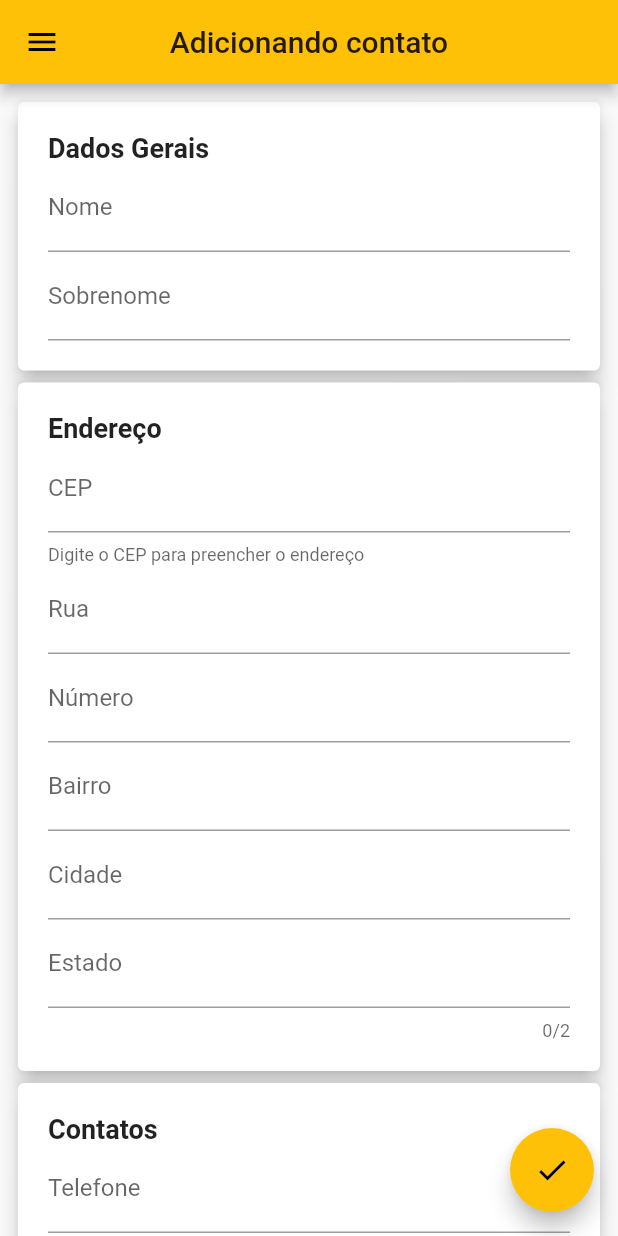
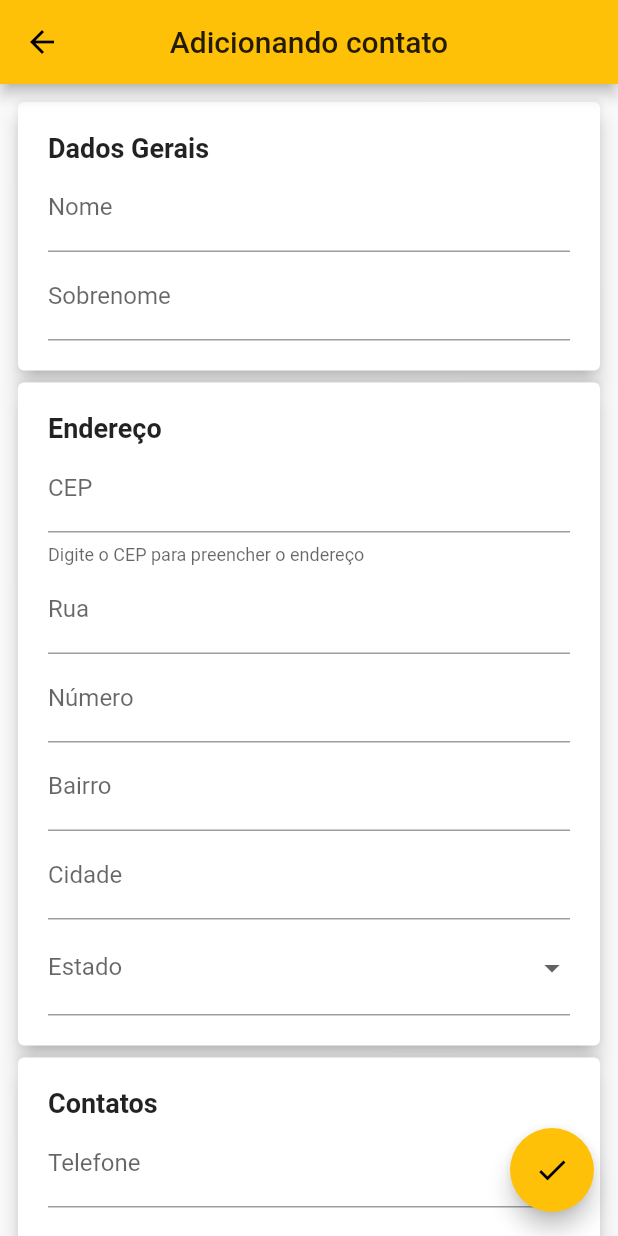
Before and after one commit to jonathastassi/my_contacts_app, a Flutter app: the ContactFormPage screen opened by its route, on a phone screen of 412 x 824 dp. Run offline on Flutter 3.47's test engine with Material 2 defaults, Android fonts, the phone set to English and light mode, and no system bars; our stand-ins replace dio, flutter_mobx, flutter_modular, mask_text_input_formatter, mobx, moor; generated files the repository leaves out were written again.

Commit message:
Removendo o drawer da tela de form e adicionando dropdown de estados

```diff
--- a/lib/app/modules/contacts/pages/contact_form/contact_form_page.dart
+++ b/lib/app/modules/contacts/pages/contact_form/contact_form_page.dart
@@ -2,10 +2,9 @@ import 'package:flutter/material.dart';
 import 'package:flutter/services.dart';
 import 'package:flutter_mobx/flutter_mobx.dart';
 import 'package:flutter_modular/flutter_modular.dart';
-import 'package:mask_text_input_formatter/mask_text_input_formatter.dart';
 import 'package:my_contacts_app/app/modules/contacts/contacts_controller.dart';
 import 'package:my_contacts_app/app/shared/components/card_component.dart';
-import 'package:my_contacts_app/app/shared/layout/drawer_menu.dart';
+import 'package:my_contacts_app/app/shared/utils/phone_mask_formatter.dart';
 import 'package:my_contacts_app/app/shared/utils/utils.dart';
 
 class ContactFormPage extends StatefulWidget {
@@ -34,7 +33,6 @@ class _ContactFormPageState
         title: Text(widget.title),
         centerTitle: true,
       ),
-      drawer: DrawerMenu(),
       body: SingleChildScrollView(
         child: Padding(
           padding: const EdgeInsets.all(8.0),
@@ -129,13 +127,46 @@ class _ContactFormPageState
                       }),
                       Observer(builder: (_) {
                         _controllerState.text = controller.contact.state ?? "";
-                        return TextFormField(
-                          textInputAction: TextInputAction.next,
-                          controller: _controllerState,
-                          maxLength: 2,
+
+                        return DropdownButtonFormField(
+                          decoration: InputDecoration(labelText: "Estado"),
+                          items: <String>[
+                            '',
+                            'AC',
+                            'AL',
+                            'AM',
+                            'AP',
+                            'BA',
+                            'CE',
+                            'DF',
+                            'ES',
+                            'GO',
+                            'MA',
+                            'MG',
+                            'MS',
+                            'MT',
+                            'PA',
+                            'PB',
+                            'PE',
+                            'PI',
+                            'PR',
+                            'RJ',
+                            'RN',
+                            'RO',
+                            'RR',
+                            'RS',
+                            'SC',
+                            'SE',
+                            'SP',
+                            'TO',
+                          ].map<DropdownMenuItem<String>>((String value) {
+                            return DropdownMenuItem<String>(
+                              value: value,
+                              child: Text(value),
+                            );
+                          }).toList(),
+                          value: controller.contact.state,
                           onChanged: controller.contact.setState,
-                          keyboardType: TextInputType.text,
-                          decoration: InputDecoration(labelText: "Estado"),
                         );
                       }),
                     ],
@@ -147,9 +178,8 @@ class _ContactFormPageState
                     children: [
                       TextFormField(
                         textInputAction: TextInputAction.next,
-                        maxLength: 14,
                         onChanged: controller.contact.setPhone,
-                        inputFormatters: [Utils.maskCellPhone],
+                        inputFormatters: [PhoneMaskFormatter()],
                         keyboardType: TextInputType.phone,
                         decoration: InputDecoration(labelText: "Telefone"),
                       ),
```
